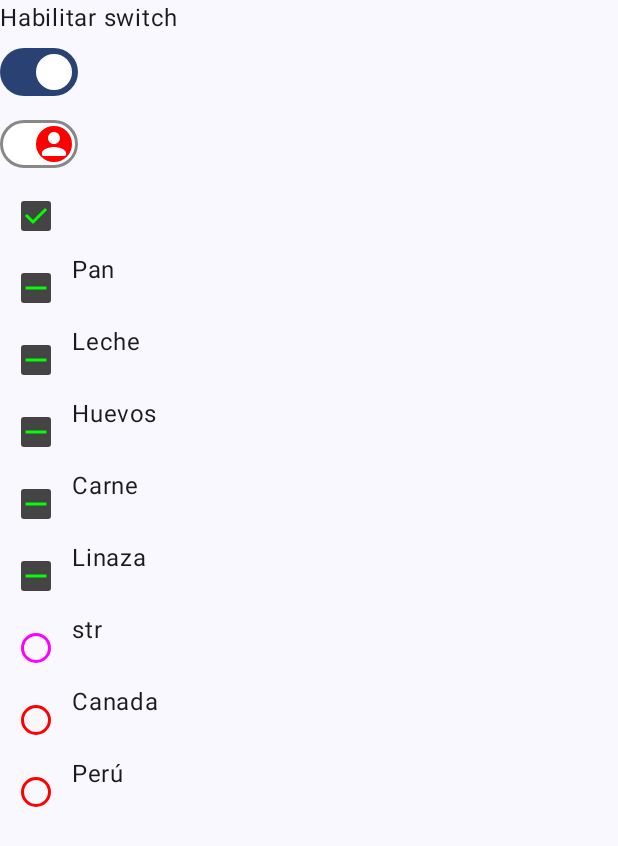
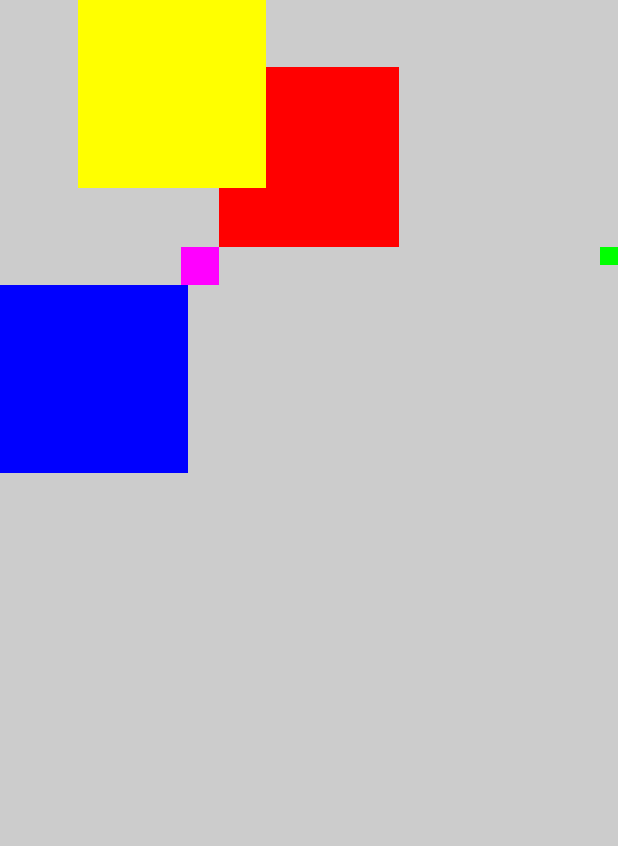
Before and after one commit to devomDev/android-intensivo, an Android app built with Jetpack Compose: the screen it shows after launch (MainActivity), on a phone screen of 412 x 824 dp. Shown: the top 846 px of the screen. Run offline under Robolectric (Android 15) with nearby library versions, the phone set to English and light mode, and no system bars; our stand-ins replace constraintlayout-compose; pictures from the network do not load.

Commit message:
Sliders y ConstraintLayouts

```diff
--- a/app/src/main/java/com/example/catalgoscompose/ui/Button.kt
+++ b/app/src/main/java/com/example/catalgoscompose/ui/Button.kt
@@ -216,7 +216,7 @@ fun MySwitch() {
         MyTriState(text = "Carne", enable = enable)
         MyTriState(text = "Linaza", enable = enable)
 
-        MyRadio(enable = false, text ="str")
+        MyRadio(enable = enable, text ="Puerto Rico")
 
         MyRadio(text = "Canada", enable)
         MyRadio(text = "Perú", enable)
--- /dev/null
+++ b/app/src/main/java/com/example/catalgoscompose/ui/ContstraintLayout.kt
@@ -0,0 +1,83 @@
+package com.example.catalgoscompose.ui
+
+import androidx.compose.foundation.background
+import androidx.compose.foundation.layout.Box
+import androidx.compose.foundation.layout.fillMaxSize
+import androidx.compose.foundation.layout.size
+import androidx.compose.runtime.Composable
+import androidx.compose.ui.Modifier
+import androidx.compose.ui.draw.alpha
+import androidx.compose.ui.graphics.Color
+import androidx.compose.ui.tooling.preview.Preview
+import androidx.compose.ui.tooling.preview.PreviewScreenSizes
+import androidx.compose.ui.unit.dp
+import androidx.constraintlayout.compose.ConstraintLayout
+
+/**
+ *
+ * Layouts
+ * -Box
+ * -Column
+ * -Row
+ * -ConstraintLayout
+ *
+ */
+@PreviewScreenSizes
+@Composable
+fun MyConstraintLayout() {
+    ConstraintLayout(
+        modifier = Modifier
+            .fillMaxSize()
+            .background(color = Color.LightGray)
+    ) {
+        val (boxRed, boxMagenta, boxGreen, boxBlue, boxYellow) = createRefs()
+        val guideHorizontal= createGuidelineFromTop(0.2f)
+        val barrierTop = createBottomBarrier(boxMagenta,boxGreen)
+
+        val barrierVertical = createEndBarrier(boxMagenta,boxBlue )
+        val guideVertical = createGuidelineFromEnd(0.8f)
+
+        Box(
+            modifier = Modifier
+                .size(120.dp)
+                .background(Color.Red)
+                .constrainAs(boxRed) {
+                    //top.linkTo(guideHorizontal)
+                    start.linkTo(parent.start)
+                    end.linkTo(parent.end)
+                    bottom.linkTo(guideHorizontal)
+                }
+        )
+
+        Box(modifier = Modifier
+            .size(25.dp)
+            .background(Color.Magenta)
+            .constrainAs(boxMagenta) {
+                top.linkTo(boxRed.bottom)
+
+                end.linkTo(boxRed.start)
+            } )
+
+        Box(modifier = Modifier
+            .size(12.dp)
+            .background(Color.Green)
+            .constrainAs(boxGreen) {
+                top.linkTo(boxMagenta.top)
+                end.linkTo(parent.end)
+            } )
+
+        Box(modifier = Modifier
+            .size(125.dp)
+            .background(Color.Blue)
+            .constrainAs(boxBlue) {
+                top.linkTo(barrierTop)
+            } )
+        Box(modifier = Modifier
+            .size(125.dp)
+            .background(Color.Yellow)
+            .constrainAs(boxYellow) {
+                start.linkTo(barrierVertical)
+                end.linkTo(guideVertical)
+            } )
+    }
+}
--- a/app/src/main/java/com/example/catalgoscompose/ui/MainActivity.kt
+++ b/app/src/main/java/com/example/catalgoscompose/ui/MainActivity.kt
@@ -1,5 +1,7 @@
 package com.example.catalgoscompose.ui
 
+import MyBiSlider
+import MySlider
 import android.annotation.SuppressLint
 import android.os.Bundle
 import android.util.Log
@@ -47,8 +49,8 @@ class MainActivity : ComponentActivity() {
                     getAllCharactersRemote(api, onSuccess = {
                         dataList = it
                     })*/
-                    MySwitch()
 
+                    MyConstraintLayout()
 
                 }
             }
```
Also changed, not shown: app/src/main/java/com/example/catalgoscompose/ui/Slider.kt (added, +52 -0 lines).
